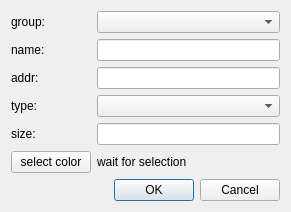
Above: groupitemadddialog.ui from SuperLiaohy/MemRW before the change. Below: the same form after it.
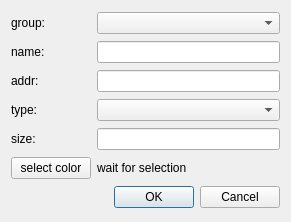
That is the form after the change.

Diff of the .ui file:
```diff
--- a/groupitemadddialog.ui
+++ b/groupitemadddialog.ui
@@ -7,7 +7,7 @@
     <x>0</x>
     <y>0</y>
     <width>291</width>
-    <height>193</height>
+    <height>222</height>
    </rect>
   </property>
   <property name="windowTitle">
```
Left out of the diff: 16 changed lines with no effect on the pictures.
